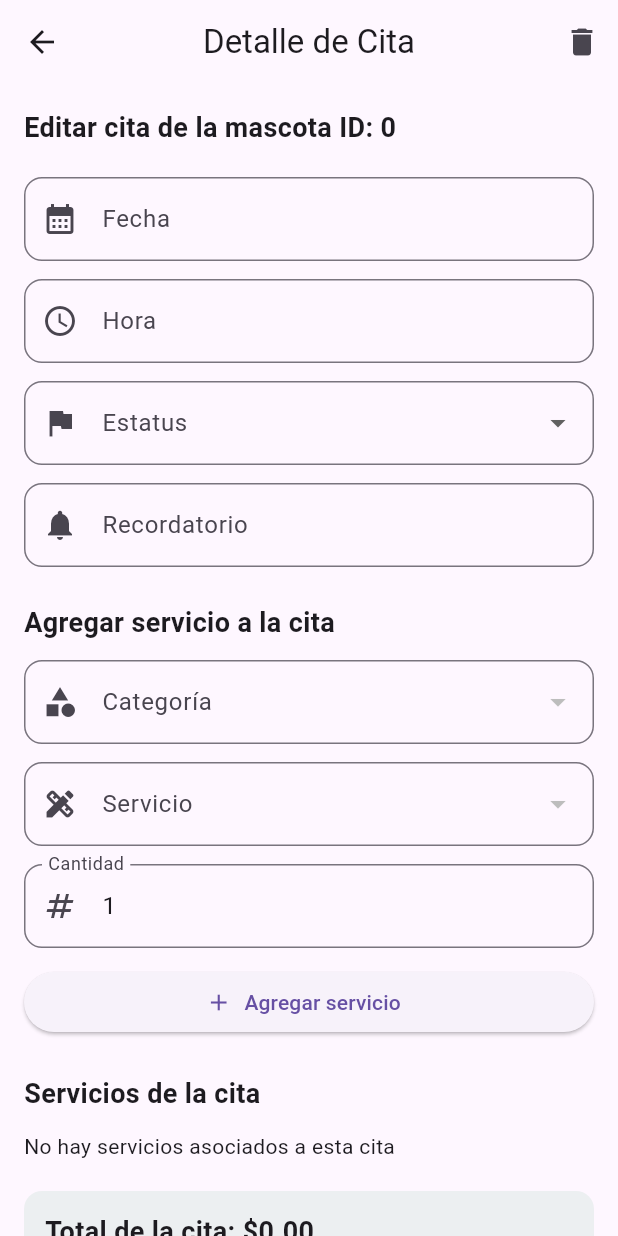
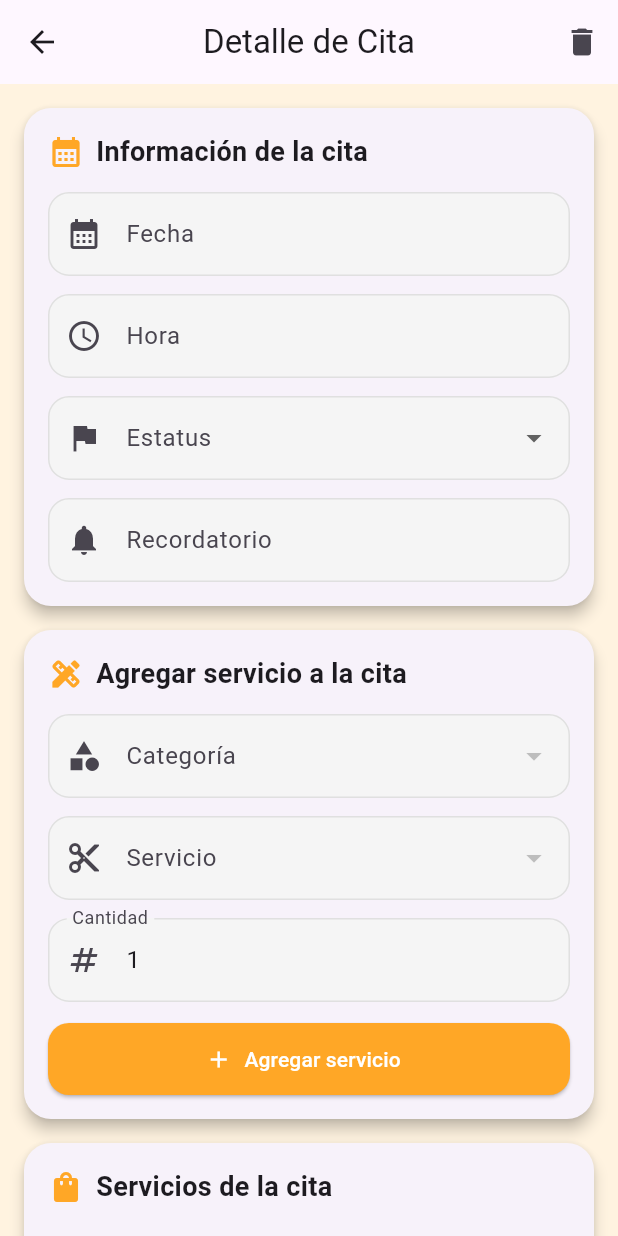
Before and after one commit to CarolinaEM1/PetService-App, a Flutter app: the DetalleCitaScreen screen opened directly with empty values, on a phone screen of 412 x 824 dp. Run offline on Flutter 3.47's test engine with Material 3 defaults, Android fonts, the phone set to English and light mode, and no system bars; our stand-ins replace badges, sqflite, table_calendar; accounts and stored records are empty.

Commit message:
UI design

```diff
--- a/lib/screens/detalle_cita_screen.dart
+++ b/lib/screens/detalle_cita_screen.dart
@@ -95,7 +95,7 @@ class _DetalleCitaScreenState extends State<DetalleCitaScreen> {
       );
     }
 
-    DateTime? fecha = await showDatePicker(
+    final fecha = await showDatePicker(
       context: context,
       initialDate: fechaInicial,
       firstDate: DateTime(2024),
@@ -106,7 +106,7 @@ class _DetalleCitaScreenState extends State<DetalleCitaScreen> {
       fechaController.text =
           "${fecha.year.toString().padLeft(4, '0')}-${fecha.month.toString().padLeft(2, '0')}-${fecha.day.toString().padLeft(2, '0')}";
 
-      DateTime fechaRecordatorio = fecha.subtract(const Duration(days: 2));
+      final fechaRecordatorio = fecha.subtract(const Duration(days: 2));
       recordatorioController.text =
           "${fechaRecordatorio.year.toString().padLeft(4, '0')}-${fechaRecordatorio.month.toString().padLeft(2, '0')}-${fechaRecordatorio.day.toString().padLeft(2, '0')}";
     }
@@ -123,7 +123,7 @@ class _DetalleCitaScreenState extends State<DetalleCitaScreen> {
       );
     }
 
-    TimeOfDay? hora = await showTimePicker(
+    final hora = await showTimePicker(
       context: context,
       initialTime: horaInicial,
     );
@@ -168,7 +168,16 @@ class _DetalleCitaScreenState extends State<DetalleCitaScreen> {
       context: context,
       builder: (context) {
         return AlertDialog(
-          title: const Text('Eliminar cita'),
+          shape: RoundedRectangleBorder(
+            borderRadius: BorderRadius.circular(20),
+          ),
+          title: const Row(
+            children: [
+              Icon(Icons.delete_outline, color: Colors.red),
+              SizedBox(width: 8),
+              Text('Eliminar cita'),
+            ],
+          ),
           content: const Text('¿Seguro que deseas eliminar esta cita?'),
           actions: [
             TextButton(
@@ -177,6 +186,13 @@ class _DetalleCitaScreenState extends State<DetalleCitaScreen> {
             ),
             ElevatedButton(
               onPressed: () => Navigator.pop(context, true),
+              style: ElevatedButton.styleFrom(
+                backgroundColor: Colors.red,
+                foregroundColor: Colors.white,
+                shape: RoundedRectangleBorder(
+                  borderRadius: BorderRadius.circular(12),
+                ),
+              ),
               child: const Text('Eliminar'),
             ),
           ],
@@ -208,7 +224,16 @@ class _DetalleCitaScreenState extends State<DetalleCitaScreen> {
       context: context,
       builder: (context) {
         return AlertDialog(
-          title: const Text('Eliminar servicio'),
+          shape: RoundedRectangleBorder(
+            borderRadius: BorderRadius.circular(20),
+          ),
+          title: const Row(
+            children: [
+              Icon(Icons.delete_outline, color: Colors.red),
+              SizedBox(width: 8),
+              Text('Eliminar servicio'),
+            ],
+          ),
           content: const Text('¿Deseas eliminar este servicio de la cita?'),
           actions: [
             TextButton(
@@ -217,6 +242,13 @@ class _DetalleCitaScreenState extends State<DetalleCitaScreen> {
             ),
             ElevatedButton(
               onPressed: () => Navigator.pop(context, true),
+              style: ElevatedButton.styleFrom(
+                backgroundColor: Colors.red,
+                foregroundColor: Colors.white,
+                shape: RoundedRectangleBorder(
+                  borderRadius: BorderRadius.circular(12),
+                ),
+              ),
               child: const Text('Eliminar'),
             ),
           ],
@@ -275,8 +307,56 @@ class _DetalleCitaScreenState extends State<DetalleCitaScreen> {
     return InputDecoration(
       labelText: label,
       prefixIcon: Icon(icono),
+      filled: true,
+      fillColor: Colors.grey.shade100,
       border: OutlineInputBorder(
-        borderRadius: BorderRadius.circular(12),
+        borderRadius: BorderRadius.circular(14),
+        borderSide: BorderSide.none,
+      ),
+      enabledBorder: OutlineInputBorder(
+        borderRadius: BorderRadius.circular(14),
+        borderSide: BorderSide(color: Colors.grey.shade300),
+      ),
+      focusedBorder: OutlineInputBorder(
+        borderRadius: BorderRadius.circular(14),
+        borderSide: const BorderSide(color: Colors.orange, width: 2),
+      ),
+    );
+  }
+
+  Widget construirSeccion({
+    required String titulo,
+    required IconData icono,
+    required Widget child,
+  }) {
+    return Card(
+      elevation: 4,
+      margin: const EdgeInsets.only(bottom: 16),
+      shape: RoundedRectangleBorder(
+        borderRadius: BorderRadius.circular(18),
+      ),
+      child: Padding(
+        padding: const EdgeInsets.all(16),
+        child: Column(
+          crossAxisAlignment: CrossAxisAlignment.start,
+          children: [
+            Row(
+              children: [
+                Icon(icono, color: Colors.orange.shade400),
+                const SizedBox(width: 8),
+                Text(
+                  titulo,
+                  style: const TextStyle(
+                    fontSize: 18,
+                    fontWeight: FontWeight.bold,
+                  ),
+                ),
+              ],
+            ),
+            const SizedBox(height: 14),
+            child,
+          ],
+        ),
       ),
     );
   }
@@ -293,6 +373,7 @@ class _DetalleCitaScreenState extends State<DetalleCitaScreen> {
   @override
   Widget build(BuildContext context) {
     return Scaffold(
+      backgroundColor: Colors.orange.shade50,
       appBar: AppBar(
         title: const Text('Detalle de Cita'),
         centerTitle: true,
@@ -308,16 +389,12 @@ class _DetalleCitaScreenState extends State<DetalleCitaScreen> {
         child: Form(
           key: _formKey,
           child: Column(
-            crossAxisAlignment: CrossAxisAlignment.start,
             children: [
-              Text(
-                'Editar cita de la mascota ID: ${widget.cita.mascotaId}',
-                style: const TextStyle(
-                  fontSize: 18,
-                  fontWeight: FontWeight.bold,
-                ),
-              ),
-              const SizedBox(height: 20),
+              construirSeccion(
+                titulo: 'Información de la cita',
+                icono: Icons.calendar_month,
+                child: Column(
+                  children: [
                     TextFormField(
                       controller: fechaController,
                       readOnly: true,
@@ -371,20 +448,16 @@ class _DetalleCitaScreenState extends State<DetalleCitaScreen> {
                     TextFormField(
                       controller: recordatorioController,
                       readOnly: true,
-                decoration: decorarCampo(
-                  'Recordatorio',
-                  Icons.notifications,
+                      decoration: decorarCampo('Recordatorio', Icons.notifications),
+                    ),
+                  ],
                 ),
               ),
-              const SizedBox(height: 24),
-              const Text(
-                'Agregar servicio a la cita',
-                style: TextStyle(
-                  fontSize: 18,
-                  fontWeight: FontWeight.bold,
-                ),
-              ),
-              const SizedBox(height: 12),
+              construirSeccion(
+                titulo: 'Agregar servicio a la cita',
+                icono: Icons.design_services,
+                child: Column(
+                  children: [
                     DropdownButtonFormField<int>(
                       value: categoriaSeleccionadaId,
                       decoration: decorarCampo('Categoría', Icons.category),
@@ -406,7 +479,7 @@ class _DetalleCitaScreenState extends State<DetalleCitaScreen> {
                     const SizedBox(height: 12),
                     DropdownButtonFormField<Servicio>(
                       value: servicioSeleccionado,
-                decoration: decorarCampo('Servicio', Icons.design_services),
+                      decoration: decorarCampo('Servicio', Icons.content_cut),
                       items: servicios.map((servicio) {
                         return DropdownMenuItem<Servicio>(
                           value: servicio,
@@ -427,28 +500,39 @@ class _DetalleCitaScreenState extends State<DetalleCitaScreen> {
                       keyboardType: TextInputType.number,
                       decoration: decorarCampo('Cantidad', Icons.numbers),
                     ),
-              const SizedBox(height: 12),
+                    const SizedBox(height: 14),
                     SizedBox(
                       width: double.infinity,
+                      height: 48,
                       child: ElevatedButton.icon(
                         onPressed: agregarServicioACita,
                         icon: const Icon(Icons.add),
                         label: const Text('Agregar servicio'),
+                        style: ElevatedButton.styleFrom(
+                          backgroundColor: Colors.orange.shade400,
+                          foregroundColor: Colors.white,
+                          shape: RoundedRectangleBorder(
+                            borderRadius: BorderRadius.circular(14),
                           ),
                         ),
-              const SizedBox(height: 24),
-              const Text(
-                'Servicios de la cita',
-                style: TextStyle(
-                  fontSize: 18,
-                  fontWeight: FontWeight.bold,
                       ),
                     ),
-              const SizedBox(height: 12),
-              cargandoDetalle
+                  ],
+                ),
+              ),
+              construirSeccion(
+                titulo: 'Servicios de la cita',
+                icono: Icons.shopping_bag,
+                child: cargandoDetalle
                     ? const Center(child: CircularProgressIndicator())
                     : detalleServicios.isEmpty
-                      ? const Text('No hay servicios asociados a esta cita')
+                        ? const Padding(
+                            padding: EdgeInsets.symmetric(vertical: 8),
+                            child: Text(
+                              'No hay servicios asociados a esta cita',
+                              style: TextStyle(fontSize: 15),
+                            ),
+                          )
                         : ListView.builder(
                             shrinkWrap: true,
                             physics: const NeverScrollableScrollPhysics(),
@@ -461,7 +545,19 @@ class _DetalleCitaScreenState extends State<DetalleCitaScreen> {
                               final double subtotal = precio * cantidad;
 
                               return Card(
+                                color: Colors.orange.shade50,
+                                elevation: 1,
+                                shape: RoundedRectangleBorder(
+                                  borderRadius: BorderRadius.circular(14),
+                                ),
                                 child: ListTile(
+                                  leading: CircleAvatar(
+                                    backgroundColor: Colors.orange.shade200,
+                                    child: const Icon(
+                                      Icons.content_cut,
+                                      color: Colors.black87,
+                                    ),
+                                  ),
                                   title: Text(item['servicio_nombre']),
                                   subtitle: Text(
                                     'Cantidad: $cantidad\n'
@@ -477,13 +573,22 @@ class _DetalleCitaScreenState extends State<DetalleCitaScreen> {
                               );
                             },
                           ),
-              const SizedBox(height: 20),
-              Container(
+              ),
+              Card(
+                elevation: 4,
+                margin: const EdgeInsets.only(bottom: 16),
+                shape: RoundedRectangleBorder(
+                  borderRadius: BorderRadius.circular(18),
+                ),
+                child: Padding(
+                  padding: const EdgeInsets.all(16),
+                  child: Container(
                     width: double.infinity,
-                padding: const EdgeInsets.all(14),
+                    padding: const EdgeInsets.all(16),
                     decoration: BoxDecoration(
-                  color: Colors.blueGrey.shade50,
-                  borderRadius: BorderRadius.circular(12),
+                      color: Colors.orange.shade50,
+                      borderRadius: BorderRadius.circular(16),
+                      border: Border.all(color: Colors.orange.shade200),
                     ),
                     child: Text(
                       'Total de la cita: \$${totalCita.toStringAsFixed(2)}',
@@ -493,18 +598,28 @@ class _DetalleCitaScreenState extends State<DetalleCitaScreen> {
                       ),
                     ),
                   ),
-              const SizedBox(height: 24),
+                ),
+              ),
               SizedBox(
                 width: double.infinity,
-                height: 50,
+                height: 54,
                 child: ElevatedButton(
                   onPressed: actualizarCita,
+                  style: ElevatedButton.styleFrom(
+                    backgroundColor: Colors.orange.shade500,
+                    foregroundColor: Colors.white,
+                    shape: RoundedRectangleBorder(
+                      borderRadius: BorderRadius.circular(16),
+                    ),
+                    elevation: 4,
+                  ),
                   child: const Text(
                     'Actualizar cita',
-                    style: TextStyle(fontSize: 16),
+                    style: TextStyle(fontSize: 17),
                   ),
                 ),
               ),
+              const SizedBox(height: 18),
             ],
           ),
         ),
```
Lines whose indentation alone changed are shown as unchanged.
